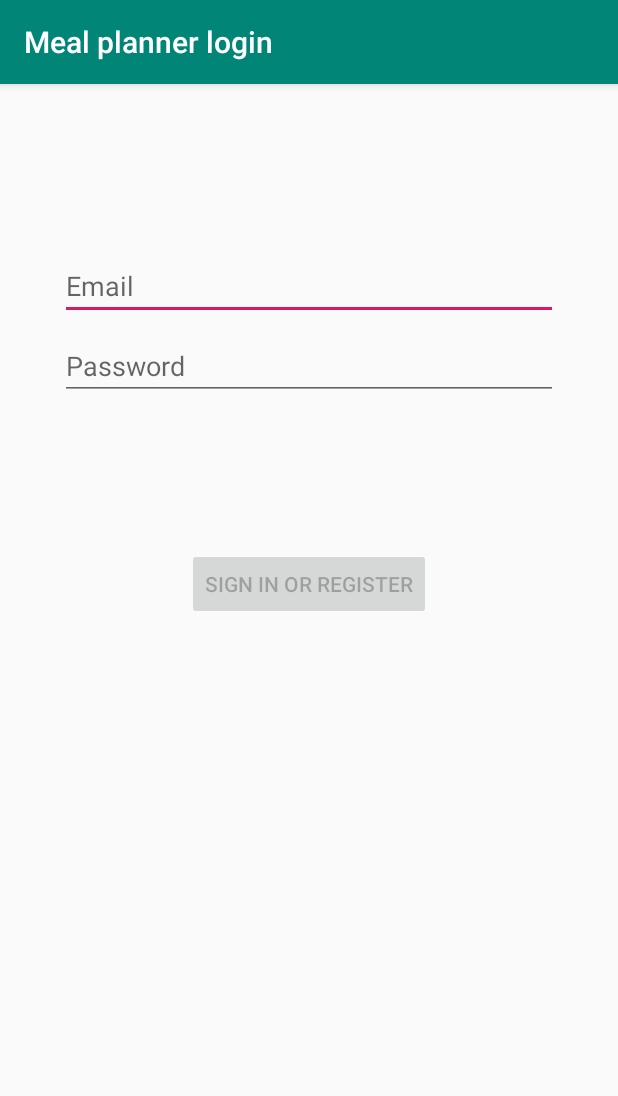
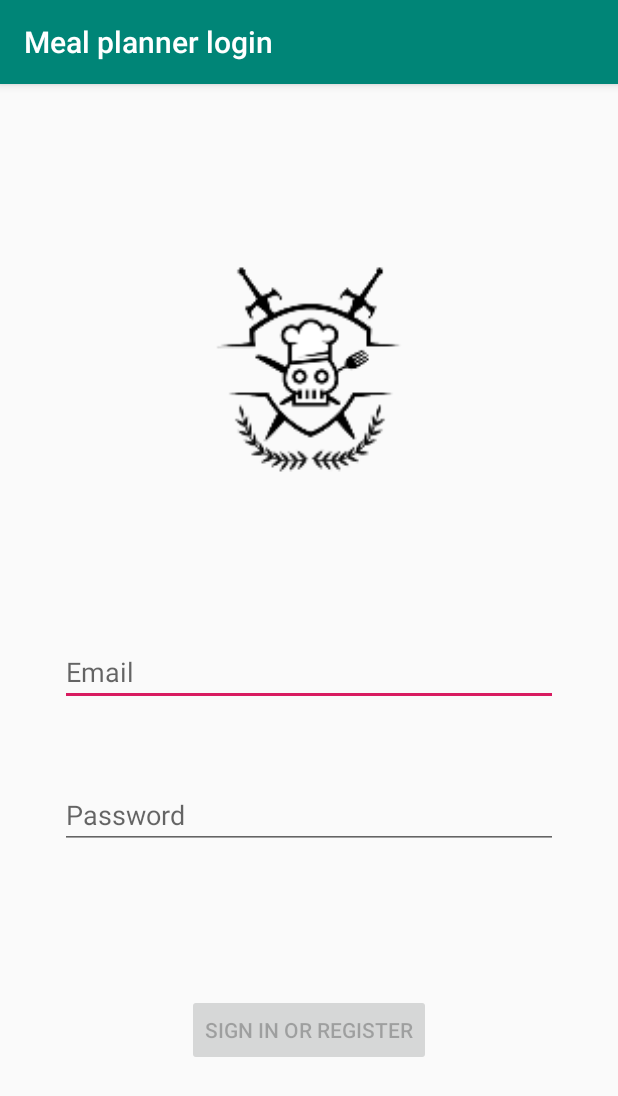
Before and after one commit to GokuSonic/Recipe-Sharing-App, an Android app: the screen it shows after launch (LoginActivity), on a phone screen of 412 x 824 dp. Shown: the top 1096 px of the screen. Run offline under Robolectric (Android 15) with nearby library versions, the phone set to English and light mode, and no system bars.

```diff
--- a/app/src/main/res/layout/activity_login.xml
+++ b/app/src/main/res/layout/activity_login.xml
@@ -16,12 +16,14 @@
         android:layout_width="0dp"
         android:layout_height="wrap_content"
         android:layout_marginStart="24dp"
-        android:layout_marginTop="96dp"
+        android:layout_marginTop="320dp"
         android:layout_marginEnd="24dp"
 
+        android:layout_marginBottom="8dp"
         android:hint="@string/prompt_email"
         android:inputType="textEmailAddress"
         android:selectAllOnFocus="true"
+        app:layout_constraintBottom_toTopOf="@+id/password"
         app:layout_constraintEnd_toEndOf="parent"
         app:layout_constraintStart_toStartOf="parent"
         app:layout_constraintTop_toTopOf="parent" />
@@ -34,11 +36,13 @@
         android:layout_marginTop="8dp"
         android:layout_marginEnd="24dp"
 
+        android:layout_marginBottom="47dp"
         android:hint="@string/prompt_password"
         android:imeActionLabel="@string/action_sign_in_short"
         android:imeOptions="actionDone"
         android:inputType="textPassword"
         android:selectAllOnFocus="true"
+        app:layout_constraintBottom_toTopOf="@+id/login"
         app:layout_constraintEnd_toEndOf="parent"
         app:layout_constraintStart_toStartOf="parent"
         app:layout_constraintTop_toBottomOf="@+id/username" />
@@ -48,9 +52,9 @@
         android:layout_width="wrap_content"
         android:layout_height="wrap_content"
         android:layout_gravity="start"
-        android:layout_marginStart="48dp"
+        android:layout_marginStart="108dp"
         android:layout_marginTop="16dp"
-        android:layout_marginEnd="48dp"
+        android:layout_marginEnd="108dp"
         android:layout_marginBottom="64dp"
         android:enabled="false"
         android:text="@string/action_sign_in"
@@ -75,4 +79,20 @@
         app:layout_constraintStart_toStartOf="@+id/password"
         app:layout_constraintTop_toTopOf="parent"
         app:layout_constraintVertical_bias="0.3" />
+
+    <ImageView
+        android:id="@+id/logoImage"
+        android:layout_width="224dp"
+        android:layout_height="218dp"
+        android:layout_marginStart="80dp"
+        android:layout_marginTop="28dp"
+        android:layout_marginEnd="80dp"
+        android:layout_marginBottom="34dp"
+        app:layout_constraintBottom_toTopOf="@+id/username"
+        app:layout_constraintEnd_toEndOf="parent"
+        app:layout_constraintHorizontal_bias="0.0"
+        app:layout_constraintStart_toStartOf="parent"
+        app:layout_constraintTop_toTopOf="parent"
+        app:srcCompat="@mipmap/ic_launcher_skull_foreground" />
+
 </androidx.constraintlayout.widget.ConstraintLayout>
```
